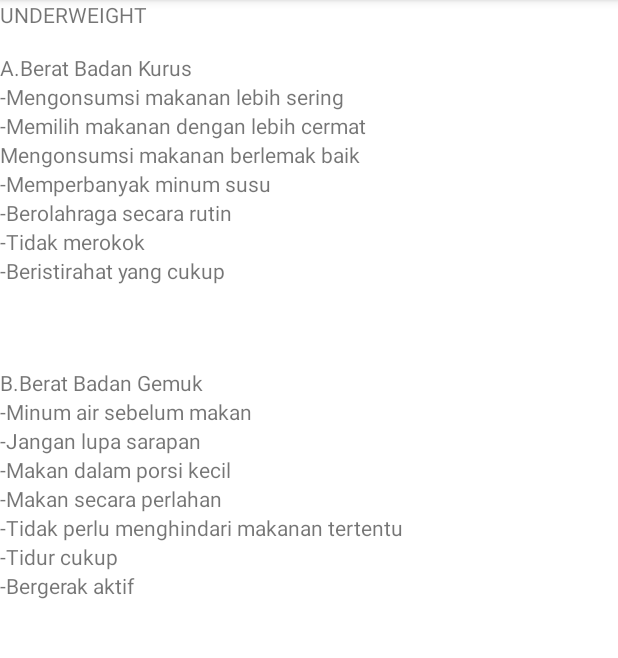
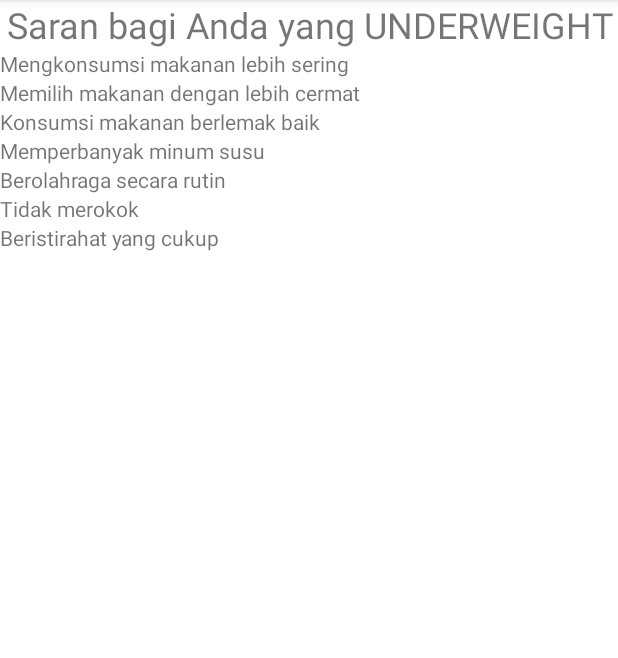
Before and after one commit to ivansukma/Tugas-PAM-Intent, an Android app: the CalculatorActivity screen opened directly, with no data from a screen before it, after a tap on "TIPS & TRICK", on a phone screen of 412 x 824 dp, the part 84-742 px from its top. Run offline under Robolectric (Android 15) with nearby library versions, the phone set to English and light mode, and no system bars; 1 other tap on this screen came first.

Commit message:
update tips actvity

```diff
--- a/bmicalculator/app/src/main/java/com/ftiuksw/bmicalculator/CalculatorActivity.java
+++ b/bmicalculator/app/src/main/java/com/ftiuksw/bmicalculator/CalculatorActivity.java
@@ -13,7 +13,8 @@ import android.widget.TextView;
 
 public class CalculatorActivity extends AppCompatActivity implements View.OnClickListener {
 
-    public String extra_kategori;
+//    public static final String EXTRA_KATEGORI = "extra_kategori";
+    public String throwKategori;
 
     private EditText edtBerat;
     private EditText edtTinggi;
@@ -36,7 +37,7 @@ public class CalculatorActivity extends AppCompatActivity implements View.OnClic
 
         String welcome_message = "Welcome, " + getIntent().getStringExtra("username") + " :) ";
         welcome_user.setText(welcome_message);
-
+        tips_activity.setVisibility(View.INVISIBLE);
 
         btnHitung.setOnClickListener(this);
         tips_activity.setOnClickListener(this);
@@ -50,21 +51,27 @@ public class CalculatorActivity extends AppCompatActivity implements View.OnClic
             String inputBerat = edtBerat.getText().toString().trim();
             String inputTinggi = edtTinggi.getText().toString().trim();
             double imb = Double.valueOf(inputBerat) / (Double.valueOf(inputTinggi) * Double.valueOf(inputTinggi) / 10000);
-            String kategori = "IDEAL";
+            String kategoriIMB = "IDEAL";
             if (imb >= 25.1) {
-                kategori = "OVERWEIGHT";
+                kategoriIMB = "OVERWEIGHT";
             } else if (imb < 18.5) {
-                kategori = "UNDERWEIGHT";
+                kategoriIMB = "UNDERWEIGHT";
             }
+            throwKategori = kategoriIMB;
 
-            String result_message = String.format("%.2f", imb) + " (" + kategori + ")";
+            String result_message = String.format("%.2f", imb) + " (" + kategoriIMB + ")";
             tvHasil.setText(result_message);
-            extra_kategori = kategori;
+
+            if (throwKategori.equals("IDEAL")) {
+                tips_activity.setVisibility(View.INVISIBLE);
+            } else {
+                tips_activity.setVisibility(View.VISIBLE);
+            }
         }
 
         if (v.getId()==R.id.BtnTips){
             Intent i = new Intent(CalculatorActivity.this, TipsActivity.class);
-            i.putExtra("kategori", extra_kategori);
+            i.putExtra("kategori", throwKategori);
             startActivity(i);
         }
     }
--- a/bmicalculator/app/src/main/java/com/ftiuksw/bmicalculator/TipsActivity.java
+++ b/bmicalculator/app/src/main/java/com/ftiuksw/bmicalculator/TipsActivity.java
@@ -1,5 +1,7 @@
 package com.ftiuksw.bmicalculator;
 
+import android.annotation.SuppressLint;
+import android.content.Intent;
 import android.os.Bundle;
 import android.view.View;
 import android.widget.TextView;
@@ -8,46 +10,56 @@ import androidx.appcompat.app.AppCompatActivity;
 
 public class TipsActivity extends AppCompatActivity {
 
-    private TextView testKategori;
-    private TextView kurus_1;
-    private TextView kurus_2;
-    private TextView kurus_3;
-    private TextView kurus_4;
-    private TextView kurus_5;
-    private TextView kurus_6;
-    private TextView kurus_7;
-    private TextView kurus_8;
+    private TextView tvTipsHeader, tvLine1, tvLine2, tvLine3, tvLine4, tvLine5, tvLine6, tvLine7;
 
-    public TipsActivity() {
-    }
-
+    @SuppressLint("SetTextI18n")
     @Override
     protected void onCreate(Bundle savedInstanceState) {
         super.onCreate(savedInstanceState);
         setContentView(R.layout.activity_tips);
 
-        testKategori = findViewById(R.id.textView6);
-        kurus_1 = findViewById(R.id.textView7);
-        kurus_2 = findViewById(R.id.textView8);
-        kurus_3 = findViewById(R.id.textView9);
-        kurus_4 = findViewById(R.id.textView10);
-        kurus_5 = findViewById(R.id.textView11);
-        kurus_6 = findViewById(R.id.textView12);
-        kurus_7 = findViewById(R.id.textView13);
-        kurus_8 = findViewById(R.id.textView14);
+        Intent intent = getIntent();
+        String action = intent.getAction();
+        String type = intent.getType();
 
-        String testAja = getIntent().getStringExtra("kategori");
-        testKategori.setText(testAja);
+        String tipsLine1 = "0", tipsLine2 = "0",
+                tipsLine3 = "0", tipsLine4 = "0", tipsLine5 = "0", tipsLine6 = "0", tipsLine7 = "0";
 
-        if (testAja == "OVERWEIGHT"){
-            kurus_1.setVisibility(View.INVISIBLE);
-            kurus_2.setVisibility(View.INVISIBLE);
-            kurus_3.setVisibility(View.INVISIBLE);
-            kurus_4.setVisibility(View.INVISIBLE);
-            kurus_5.setVisibility(View.INVISIBLE);
-            kurus_6.setVisibility(View.INVISIBLE);
-            kurus_7.setVisibility(View.INVISIBLE);
-            kurus_8.setVisibility(View.INVISIBLE);
+        String kategori = getIntent().getStringExtra("kategori");
+        if (kategori.equals("OVERWEIGHT") == true) {
+            tipsLine1 = "Jangan lupa minum air sebelum makan";
+            tipsLine2 = "Jangan lupa sarapan";
+            tipsLine3 = "Makanlah dalam porsi kecil";
+            tipsLine4 = "Makan secara perlahan";
+            tipsLine5 = "Tidak perlu menghindari makanan tertentu";
+            tipsLine6 = "Tidurlah yang cukup";
+            tipsLine7 = "Bergerak aktif";
+        } else if(kategori.equals("UNDERWEIGHT") == true){
+            tipsLine1 = "Mengkonsumsi makanan lebih sering";
+            tipsLine2 = "Memilih makanan dengan lebih cermat";
+            tipsLine3 = "Konsumsi makanan berlemak baik";
+            tipsLine4 = "Memperbanyak minum susu";
+            tipsLine5 = "Berolahraga secara rutin";
+            tipsLine6 = "Tidak merokok";
+            tipsLine7 = "Beristirahat yang cukup";
         }
+
+        tvTipsHeader = findViewById(R.id.tv_tips_header);
+        tvLine1 = findViewById(R.id.tv_tips_line1);
+        tvLine2 = findViewById(R.id.tv_tips_line2);
+        tvLine3 = findViewById(R.id.tv_tips_line3);
+        tvLine4 = findViewById(R.id.tv_tips_line4);
+        tvLine5 = findViewById(R.id.tv_tips_line5);
+        tvLine6 = findViewById(R.id.tv_tips_line6);
+        tvLine7 = findViewById(R.id.tv_tips_line7);
+
+        tvTipsHeader.setText("Saran bagi Anda yang " + kategori);
+        tvLine1.setText(tipsLine1);
+        tvLine2.setText(tipsLine2);
+        tvLine3.setText(tipsLine3);
+        tvLine4.setText(tipsLine4);
+        tvLine5.setText(tipsLine5);
+        tvLine6.setText(tipsLine6);
+        tvLine7.setText(tipsLine7);
     }
 }
--- a/bmicalculator/app/src/main/res/layout/activity_tips.xml
+++ b/bmicalculator/app/src/main/res/layout/activity_tips.xml
@@ -1,123 +1,65 @@
 <?xml version="1.0" encoding="utf-8"?>
-<androidx.constraintlayout.widget.ConstraintLayout xmlns:android="http://schemas.android.com/apk/res/android"
+<LinearLayout xmlns:android="http://schemas.android.com/apk/res/android"
     xmlns:app="http://schemas.android.com/apk/res-auto"
     xmlns:tools="http://schemas.android.com/tools"
     android:layout_width="match_parent"
-    android:layout_height="match_parent" >
+    android:layout_height="match_parent"
+    android:orientation="vertical">
 
-    <LinearLayout
-        android:layout_width="match_parent"
-        android:layout_height="match_parent"
-        android:orientation="vertical"
-        tools:layout_editor_absoluteX="270dp"
-        tools:layout_editor_absoluteY="153dp">
+<!--        android:layout_width="match_parent"-->
+<!--        android:layout_height="match_parent"-->
+<!--        android:orientation="vertical"-->
+<!--        tools:layout_editor_absoluteX="270dp"-->
+<!--        tools:layout_editor_absoluteY="153dp">-->
 
     <TextView
-            android:id="@+id/textView6"
-            android:layout_width="111dp"
-            android:layout_height="35dp"
-            android:text="@string/tips_trick" />
+        android:id="@+id/tv_tips_header"
+        android:layout_width="match_parent"
+        android:layout_height="wrap_content"
+        android:gravity="center"
+        android:textSize="24sp"
+        android:text="@string/blank" />
 
     <TextView
-            android:id="@+id/textView7"
+        android:id="@+id/tv_tips_line1"
         android:layout_width="match_parent"
         android:layout_height="wrap_content"
-            android:text="A.Berat Badan Kurus" />
+        android:text="@string/blank" />
 
     <TextView
-            android:id="@+id/textView8"
+        android:id="@+id/tv_tips_line2"
         android:layout_width="match_parent"
         android:layout_height="wrap_content"
-            android:text="-Mengonsumsi makanan lebih sering" />
+        android:text="@string/blank" />
 
     <TextView
-            android:id="@+id/textView9"
+        android:id="@+id/tv_tips_line3"
         android:layout_width="match_parent"
         android:layout_height="wrap_content"
-            android:text="-Memilih makanan dengan lebih cermat" />
+        android:text="@string/blank" />
 
     <TextView
-            android:id="@+id/textView10"
+        android:id="@+id/tv_tips_line4"
         android:layout_width="match_parent"
         android:layout_height="wrap_content"
-            android:text="Mengonsumsi makanan berlemak baik" />
+        android:text="@string/blank" />
 
     <TextView
-            android:id="@+id/textView11"
+        android:id="@+id/tv_tips_line5"
         android:layout_width="match_parent"
         android:layout_height="wrap_content"
-            android:text="-Memperbanyak minum susu" />
+        android:text="@string/blank" />
 
     <TextView
-            android:id="@+id/textView12"
+        android:id="@+id/tv_tips_line6"
         android:layout_width="match_parent"
         android:layout_height="wrap_content"
-            android:text="-Berolahraga secara rutin" />
+        android:text="@string/blank" />
 
     <TextView
-            android:id="@+id/textView13"
+        android:id="@+id/tv_tips_line7"
         android:layout_width="match_parent"
         android:layout_height="wrap_content"
-            android:text="-Tidak merokok" />
-
-        <TextView
-            android:id="@+id/textView14"
-            android:layout_width="match_parent"
-            android:layout_height="wrap_content"
-            android:text="-Beristirahat yang cukup" />
-
-        <TextView
-            android:id="@+id/textView16"
-            android:layout_width="195dp"
-            android:layout_height="55dp" />
-
-        <TextView
-            android:id="@+id/textView17"
-            android:layout_width="match_parent"
-            android:layout_height="wrap_content"
-            android:text="B.Berat Badan Gemuk" />
-
-        <TextView
-            android:id="@+id/textView18"
-            android:layout_width="match_parent"
-            android:layout_height="wrap_content"
-            android:text="-Minum air sebelum makan" />
-
-        <TextView
-            android:id="@+id/textView19"
-            android:layout_width="match_parent"
-            android:layout_height="wrap_content"
-            android:text="-Jangan lupa sarapan" />
-
-        <TextView
-            android:id="@+id/textView20"
-            android:layout_width="match_parent"
-            android:layout_height="wrap_content"
-            android:text="-Makan dalam porsi kecil" />
-
-        <TextView
-            android:id="@+id/textView21"
-            android:layout_width="match_parent"
-            android:layout_height="wrap_content"
-            android:text="-Makan secara perlahan" />
-
-        <TextView
-            android:id="@+id/textView22"
-            android:layout_width="match_parent"
-            android:layout_height="wrap_content"
-            android:text="-Tidak perlu menghindari makanan tertentu" />
-
-        <TextView
-            android:id="@+id/textView23"
-            android:layout_width="match_parent"
-            android:layout_height="wrap_content"
-            android:text="-Tidur cukup" />
-
-        <TextView
-            android:id="@+id/textView24"
-            android:layout_width="match_parent"
-            android:layout_height="wrap_content"
-            android:text="-Bergerak aktif" />
+        android:text="@string/blank" />
 
 </LinearLayout>
-</androidx.constraintlayout.widget.ConstraintLayout>
--- a/bmicalculator/app/src/main/res/values/strings.xml
+++ b/bmicalculator/app/src/main/res/values/strings.xml
@@ -12,4 +12,5 @@
     <string name="input_password">Password</string>
     <string name="button_login">Login</string>
     <string name="tips_trick"><![CDATA[Tips & Trick]]></string>
+    <string name="blank"> </string>
 </resources>
```
Lines whose indentation alone changed are shown as unchanged.
